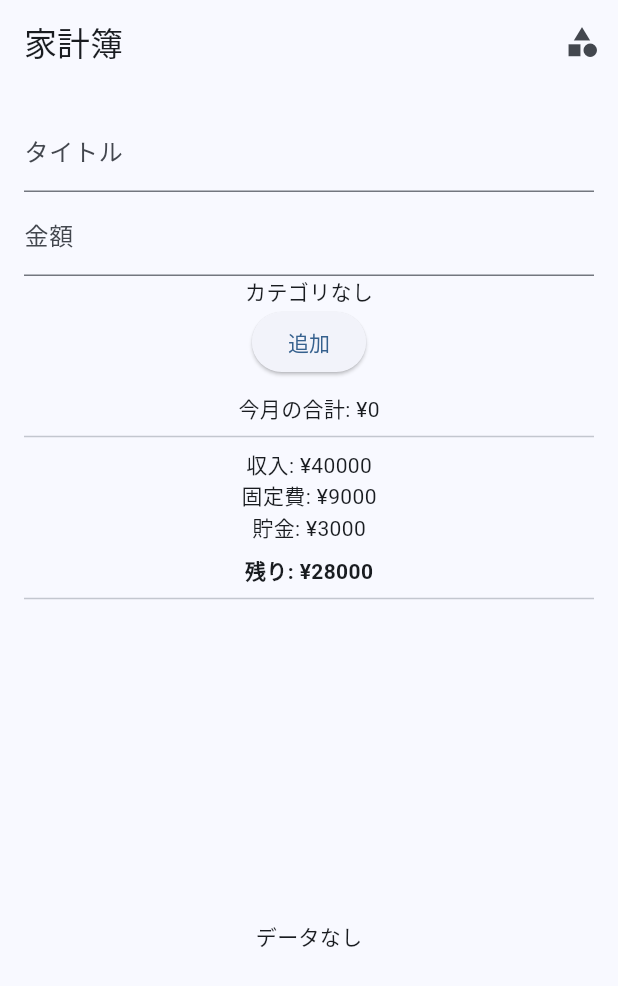
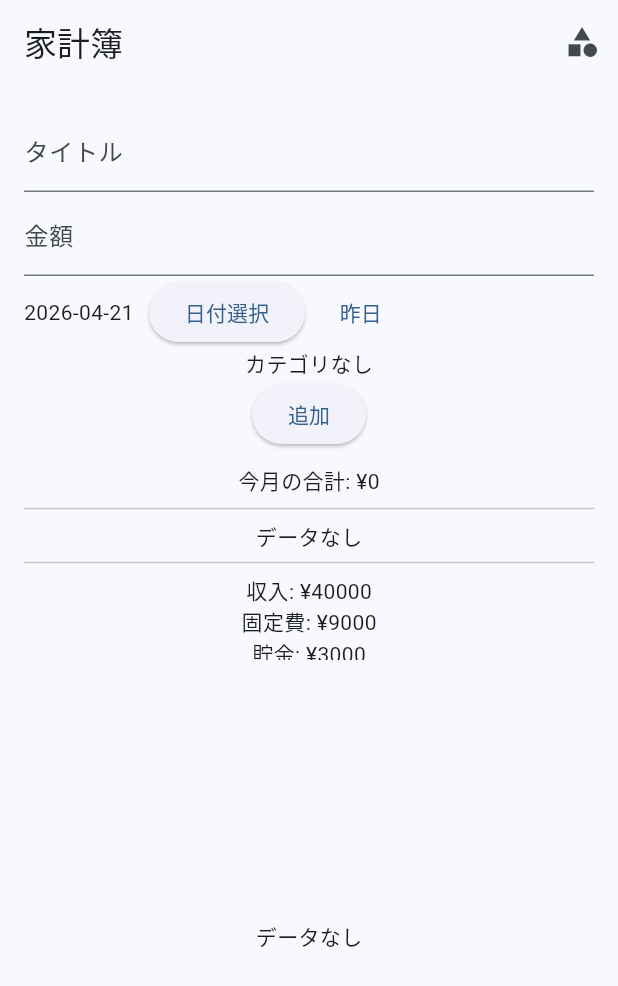
Before and after one commit to ZAKKTH/Moneymanager, a Flutter app: the screen it shows after launch, on a phone screen of 412 x 824 dp. Shown: the top 986 px of the screen. Run offline on Flutter 3.47's test engine with Material 3 defaults, Android fonts, the phone set to English and light mode, and no system bars; network calls fail.

Commit message:
帯グラフ+日付指定実装

```diff
--- a/frontend/lib/main.dart
+++ b/frontend/lib/main.dart
@@ -40,6 +40,99 @@ class _ExpensePageState extends State<ExpensePage> {
   List<dynamic> categories = [];
   Map<String, int> budget = {};
   String selectedCategory = "未分類";
+
+  DateTime selectedDate = DateTime.now();
+
+  Widget buildSegmentedBar(Map<String, int> categoryTotals) {
+  final total = categoryTotals.values.fold(0, (a, b) => a + b);
+
+  if (total == 0) {
+    return const Text("データなし");
+  }
+
+  const threshold = 0.05;
+
+  final colors = [
+    Colors.blue,
+    Colors.green,
+    Colors.orange,
+    Colors.red,
+    Colors.purple,
+    Colors.teal,
+  ];
+
+  final entries = categoryTotals.entries.toList()
+    ..sort((a, b) => b.value.compareTo(a.value));
+
+  List<Map<String, dynamic>> visible = [];
+  List<Map<String, dynamic>> hidden = [];
+
+  int i = 0;
+
+  for (var e in entries) {
+    final ratio = e.value / total;
+
+    final item = {
+      "name": e.key,
+      "value": e.value,
+      "ratio": ratio,
+      "color": colors[i++ % colors.length],
+    };
+
+    if (ratio >= threshold) {
+      visible.add(item);
+    } else {
+      hidden.add(item);
+    }
+  }
+
+  return Column(
+    crossAxisAlignment: CrossAxisAlignment.start,
+    children: [
+      const Text("今月の支出内訳",
+          style: TextStyle(fontWeight: FontWeight.bold)),
+
+      const SizedBox(height: 8),
+
+      Row(
+        children: visible.map((e) {
+          return Expanded(
+            flex: (e["ratio"] * 1000).toInt(),
+            child: Container(
+              height: 20,
+              color: e["color"],
+            ),
+          );
+        }).toList(),
+      ),
+
+      const SizedBox(height: 8),
+
+      Wrap(
+        spacing: 10,
+        runSpacing: 5,
+        children: visible.map((e) {
+          final percent = (e["ratio"] * 100).toStringAsFixed(1);
+
+          return Row(
+            mainAxisSize: MainAxisSize.min,
+            children: [
+              Container(width: 10, height: 10, color: e["color"]),
+              const SizedBox(width: 4),
+              Text("${e["name"]} ¥${e["value"]} ($percent%)"),
+            ],
+          );
+        }).toList(),
+      ),
+
+      if (hidden.isNotEmpty)
+        Text(
+          "その他: " + hidden.map((e) => e["name"]).join(", "),
+          style: const TextStyle(color: Colors.grey),
+        ),
+    ],
+  );
+}
 
 
   Future<void> fetchCategories() async {
@@ -97,6 +190,7 @@ Future<void> addExpense() async {
       "title": title,
       "amount": amount,
       "category": category,
+      "date": selectedDate.toIso8601String().split("T")[0],
     }),
   );
 
@@ -258,6 +352,45 @@ Future<void> addExpense() async {
                       decoration: const InputDecoration(labelText: '金額'),
                       keyboardType: TextInputType.number,
                     ),
+                    Row(
+                      children: [
+                        Text(
+                          "${selectedDate.year}-${selectedDate.month.toString().padLeft(2, '0')}-${selectedDate.day.toString().padLeft(2, '0')}",
+                        ),
+                        const SizedBox(width: 10),
+
+                        ElevatedButton(
+                          onPressed: () async {
+                            final picked = await showDatePicker(
+                              context: context,
+                              initialDate: selectedDate,
+                              firstDate: DateTime(2020),
+                              lastDate: DateTime.now(),
+                            );
+
+                            if (picked != null) {
+                              setState(() {
+                                selectedDate = picked;
+                              });
+                            }
+                          },
+                          child: const Text("日付選択"),
+                        ),
+
+                        const SizedBox(width: 5),
+
+                        // 🔥 ワンタップ昨日
+                        TextButton(
+                          onPressed: () {
+                            setState(() {
+                              selectedDate =
+                                  DateTime.now().subtract(const Duration(days: 1));
+                            });
+                          },
+                          child: const Text("昨日"),
+                        ),
+                      ],
+                    ),
                     categories.isEmpty
                   ? const Text("カテゴリなし")
                   : DropdownButton<String>(
@@ -293,6 +426,10 @@ Future<void> addExpense() async {
                     ),
 
                     Text("今月の合計: ¥$monthlyTotal"),
+
+                    const Divider(),
+
+                    buildSegmentedBar(categoryTotals), // 🔥ここ追加
 
                     const Divider(),
 
```
Also changed, not shown: 1 other file.
